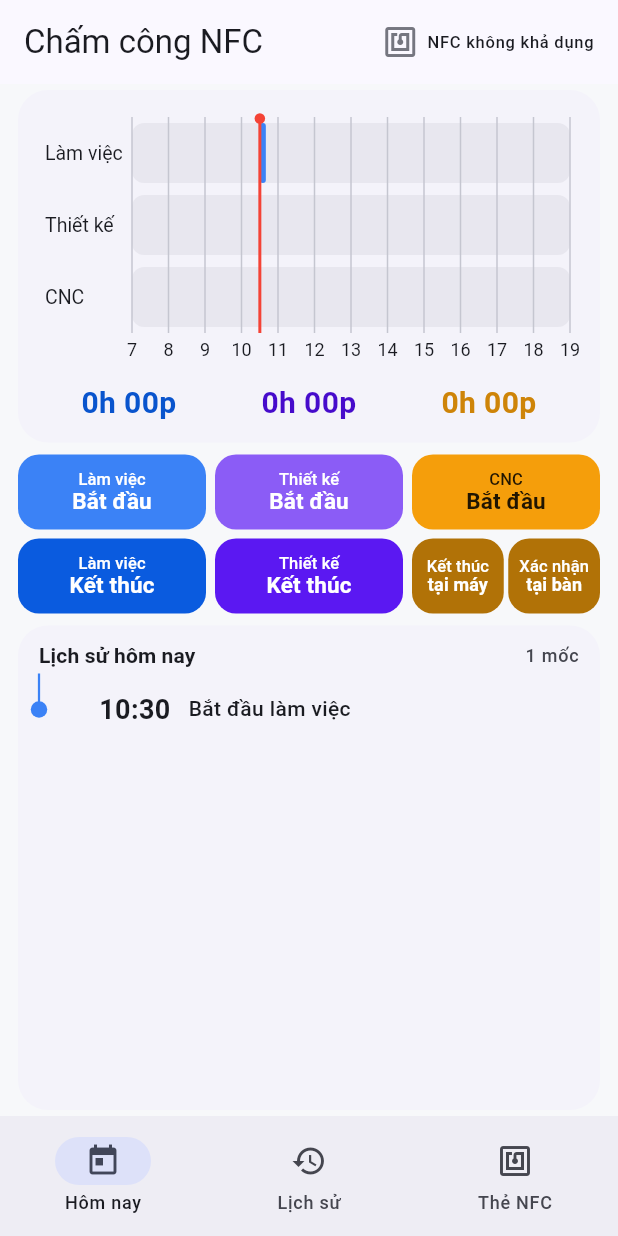
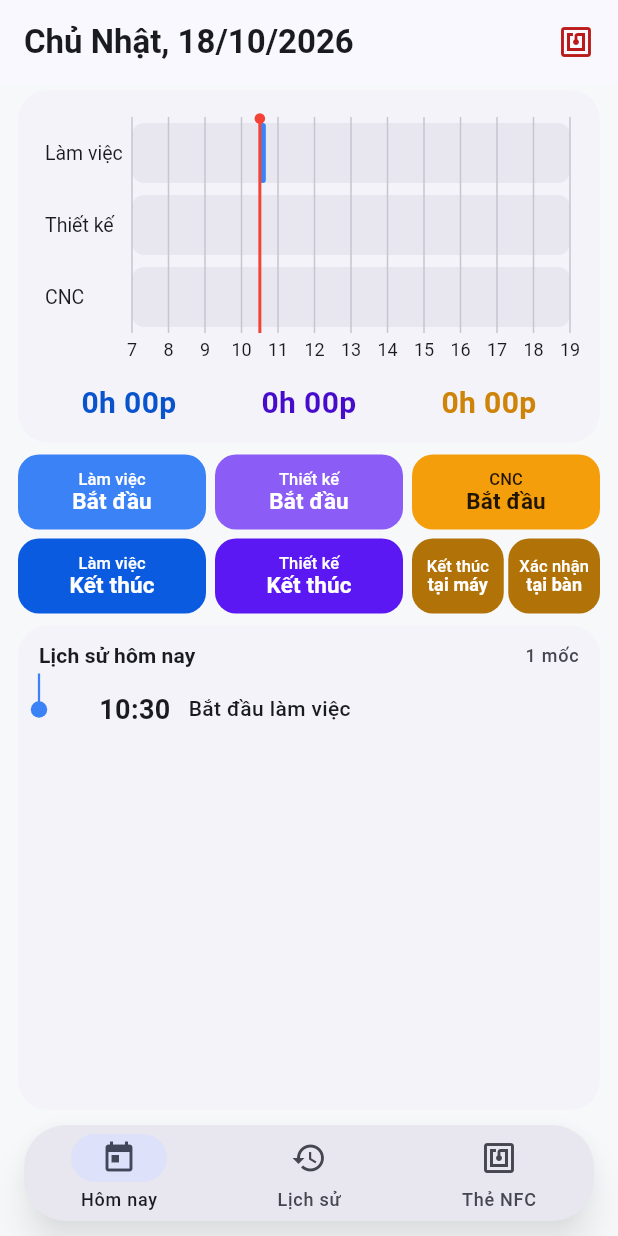
Before and after one commit to tudinh0722-wq/ChamCongFlu, a Flutter app: the screen it shows after launch, after a tap on "Làm việc", on a phone screen of 412 x 824 dp. Run offline on Flutter 3.47's test engine with Material 3 defaults, Android fonts, the phone set to English and light mode, and no system bars; our stand-ins replace sqflite; missing offline and left inert: nfc_manager; accounts and stored records are empty.

Commit message:
UI: AppBar hiện thứ + ngày, vuốt đổi trang (PageView), thanh điều hướng nổi có bóng, NFC chỉ còn icon

```diff
--- a/lib/main.dart
+++ b/lib/main.dart
@@ -4,6 +4,7 @@ import 'app_services.dart';
 import 'ui/history_page.dart';
 import 'ui/home_page.dart';
 import 'ui/tags_page.dart';
+import 'util/time_utils.dart';
 
 void main() {
   WidgetsFlutterBinding.ensureInitialized();
@@ -69,13 +70,15 @@ class _AttendanceAppState extends State<AttendanceApp> {
               body: Center(
                 child: Padding(
                   padding: const EdgeInsets.all(24),
-                  child: Text('Không mở được database hoặc NFC service.\n\n${snapshot.error}'),
+                  child: Text(
+                      'Không mở được database hoặc NFC service.\n\n${snapshot.error}'),
                 ),
               ),
             );
           }
           if (!snapshot.hasData) {
-            return const Scaffold(body: Center(child: CircularProgressIndicator()));
+            return const Scaffold(
+                body: Center(child: CircularProgressIndicator()));
           }
           return MainShell(services: snapshot.data!);
         },
@@ -94,53 +97,168 @@ class MainShell extends StatefulWidget {
 }
 
 class _MainShellState extends State<MainShell> {
+  final PageController _pageController = PageController();
   int _index = 0;
+  bool _animating = false;
+
+  static const _pageTitles = ['', 'Lịch sử', 'Thẻ NFC'];
+
+  @override
+  void dispose() {
+    _pageController.dispose();
+    super.dispose();
+  }
+
+  /// Bấm thanh điều hướng: trượt tới trang. Trong lúc trượt, bỏ qua
+  /// onPageChanged của các trang trung gian để chỉ báo không nhấp nháy.
+  Future<void> _goTo(int index) async {
+    if (index == _index) return;
+    setState(() => _index = index);
+    _animating = true;
+    try {
+      await _pageController.animateToPage(
+        index,
+        duration: const Duration(milliseconds: 280),
+        curve: Curves.easeOutCubic,
+      );
+    } finally {
+      _animating = false;
+    }
+  }
+
+  void _onPageChanged(int index) {
+    if (_animating) return;
+    if (index != _index) setState(() => _index = index);
+  }
+
+  void _explainNfc(bool ok) {
+    widget.services.onMessage?.call(
+      ok
+          ? 'NFC đang bật: chạm thẻ vào mặt lưng điện thoại để ghi sự kiện.'
+          : 'NFC chưa bật hoặc máy không hỗ trợ. Bật NFC trong Cài đặt rồi mở lại app.',
+      error: !ok,
+    );
+  }
 
   @override
   Widget build(BuildContext context) {
     final services = widget.services;
-    final pages = [
-      HomePage(
-        controller: services.dayController,
-        onMessage: (text, {error = false}) =>
-            services.onMessage?.call(text, error: error),
+    final cs = Theme.of(context).colorScheme;
+    final tt = Theme.of(context).textTheme;
+
+    final pages = <Widget>[
+      _KeepAlive(
+        child: HomePage(
+          controller: services.dayController,
+          onMessage: (text, {error = false}) =>
+              services.onMessage?.call(text, error: error),
+        ),
       ),
-      HistoryPage(repository: services.repository, controller: services.dayController),
-      TagsPage(services: services),
+      _KeepAlive(
+        child: HistoryPage(
+          repository: services.repository,
+          controller: services.dayController,
+        ),
+      ),
+      _KeepAlive(child: TagsPage(services: services)),
     ];
+
     return Scaffold(
       appBar: AppBar(
-        title: const Text('Chấm công NFC'),
         centerTitle: false,
+        titleTextStyle: tt.titleLarge
+            ?.copyWith(fontWeight: FontWeight.w700, color: cs.onSurface),
+        // Trang Hôm nay: thứ + ngày thay cho tên app; các trang khác: tên trang.
+        title: ListenableBuilder(
+          listenable: services.dayController,
+          builder: (context, _) => Text(
+            _index == 0
+                ? dayTitle(services.dayController.day)
+                : _pageTitles[_index],
+          ),
+        ),
         actions: [
-          Padding(
-            padding: const EdgeInsets.only(right: 16),
-            child: Row(
-              children: [
-                Icon(
-                  services.nfcAvailable ? Icons.nfc : Icons.nfc_outlined,
-                  color: services.nfcAvailable
-                      ? Theme.of(context).colorScheme.primary
-                      : Theme.of(context).colorScheme.outline,
+          // Trạng thái NFC của máy: bấm để xem giải thích.
+          ListenableBuilder(
+            listenable: services,
+            builder: (context, _) {
+              final ok = services.nfcAvailable;
+              return IconButton(
+                tooltip: ok ? 'NFC sẵn sàng' : 'NFC không khả dụng',
+                onPressed: () => _explainNfc(ok),
+                icon: Icon(Icons.nfc, color: ok ? cs.primary : cs.error),
+              );
+            },
+          ),
+          const SizedBox(width: 4),
+        ],
+      ),
+      // Vuốt trái/phải để đổi trang.
+      body: PageView(
+        controller: _pageController,
+        onPageChanged: _onPageChanged,
+        children: pages,
+      ),
+      // Thanh điều hướng nổi, bo tròn, có bóng đổ.
+      bottomNavigationBar: SafeArea(
+        top: false,
+        child: Padding(
+          padding: const EdgeInsets.fromLTRB(16, 6, 16, 10),
+          child: Material(
+            color: cs.surfaceContainerHigh,
+            surfaceTintColor: Colors.transparent,
+            elevation: 10,
+            shadowColor: Colors.black.withAlpha(110),
+            borderRadius: BorderRadius.circular(28),
+            clipBehavior: Clip.antiAlias,
+            child: NavigationBar(
+              height: 64,
+              elevation: 0,
+              backgroundColor: Colors.transparent,
+              surfaceTintColor: Colors.transparent,
+              selectedIndex: _index,
+              onDestinationSelected: _goTo,
+              destinations: const [
+                NavigationDestination(
+                  icon: Icon(Icons.today_outlined),
+                  selectedIcon: Icon(Icons.today),
+                  label: 'Hôm nay',
                 ),
-                const SizedBox(width: 6),
-                Text(services.nfcAvailable ? 'NFC sẵn sàng' : 'NFC không khả dụng',
-                    style: Theme.of(context).textTheme.labelSmall),
+                NavigationDestination(
+                  icon: Icon(Icons.history),
+                  label: 'Lịch sử',
+                ),
+                NavigationDestination(
+                  icon: Icon(Icons.nfc),
+                  label: 'Thẻ NFC',
+                ),
               ],
             ),
           ),
-        ],
-      ),
-      body: IndexedStack(index: _index, children: pages),
-      bottomNavigationBar: NavigationBar(
-        selectedIndex: _index,
-        onDestinationSelected: (index) => setState(() => _index = index),
-        destinations: const [
-          NavigationDestination(icon: Icon(Icons.today_outlined), selectedIcon: Icon(Icons.today), label: 'Hôm nay'),
-          NavigationDestination(icon: Icon(Icons.history), label: 'Lịch sử'),
-          NavigationDestination(icon: Icon(Icons.nfc), label: 'Thẻ NFC'),
-        ],
+        ),
       ),
     );
   }
 }
+
+/// Giữ trạng thái mỗi trang khi vuốt đi (như IndexedStack trước đây).
+class _KeepAlive extends StatefulWidget {
+  const _KeepAlive({required this.child});
+
+  final Widget child;
+
+  @override
+  State<_KeepAlive> createState() => _KeepAliveState();
+}
+
+class _KeepAliveState extends State<_KeepAlive>
+    with AutomaticKeepAliveClientMixin {
+  @override
+  bool get wantKeepAlive => true;
+
+  @override
+  Widget build(BuildContext context) {
+    super.build(context);
+    return widget.child;
+  }
+}
```
